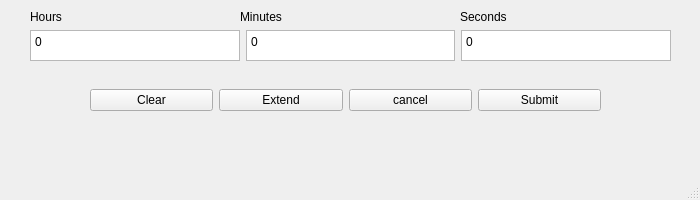
Above: main.ui from rakshith111/Shutdownify before the change. Below: the same form after it.
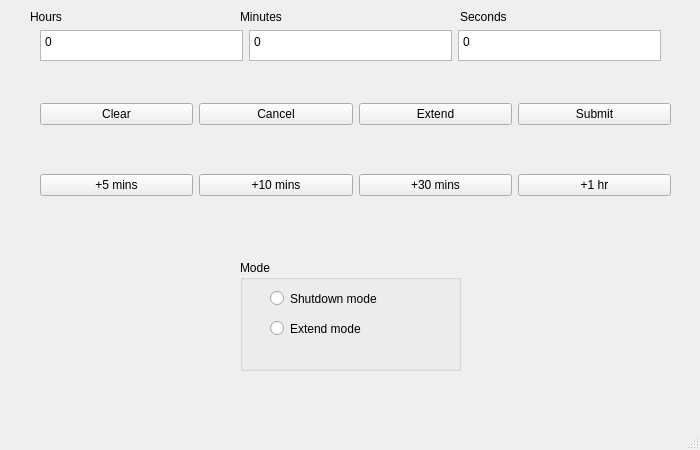
That is the form after the change.

Patch:
```diff
--- a/main.ui
+++ b/main.ui
@@ -7,9 +7,21 @@
     <x>0</x>
     <y>0</y>
     <width>700</width>
-    <height>200</height>
+    <height>450</height>
    </rect>
   </property>
+  <property name="minimumSize">
+   <size>
+    <width>700</width>
+    <height>450</height>
+   </size>
+  </property>
+  <property name="maximumSize">
+   <size>
+    <width>700</width>
+    <height>450</height>
+   </size>
+  </property>
   <property name="windowTitle">
    <string>ShutDownify</string>
   </property>
@@ -24,6 +36,12 @@
      </rect>
     </property>
     <layout class="QHBoxLayout" name="input_layout">
+     <property name="leftMargin">
+      <number>10</number>
+     </property>
+     <property name="rightMargin">
+      <number>10</number>
+     </property>
      <item>
       <widget class="QPlainTextEdit" name="hours_field">
        <property name="plainText">
@@ -47,52 +65,6 @@
      </item>
     </layout>
    </widget>
-   <widget class="QWidget" name="horizontalLayoutWidget_2">
-    <property name="geometry">
-     <rect>
-      <x>80</x>
-      <y>60</y>
-      <width>531</width>
-      <height>81</height>
-     </rect>
-    </property>
-    <layout class="QHBoxLayout" name="button_layout">
-     <property name="leftMargin">
-      <number>10</number>
-     </property>
-     <property name="rightMargin">
-      <number>10</number>
-     </property>
-     <item>
-      <widget class="QPushButton" name="clear_btn">
-       <property name="text">
-        <string>Clear</string>
-       </property>
-      </widget>
-     </item>
-     <item>
-      <widget class="QPushButton" name="extend_btn">
-       <property name="text">
-        <string>Extend</string>
-       </property>
-      </widget>
-     </item>
-     <item>
-      <widget class="QPushButton" name="cancel_btn">
-       <property name="text">
-        <string>cancel</string>
-       </property>
-      </widget>
-     </item>
-     <item>
-      <widget class="QPushButton" name="submit_btn">
-       <property name="text">
-        <string>Submit</string>
-       </property>
-      </widget>
-     </item>
-    </layout>
-   </widget>
    <widget class="QLabel" name="hrs_label">
     <property name="geometry">
      <rect>
@@ -132,6 +104,145 @@
      <string>Seconds</string>
     </property>
    </widget>
+   <widget class="QGroupBox" name="mode">
+    <property name="geometry">
+     <rect>
+      <x>240</x>
+      <y>260</y>
+      <width>221</width>
+      <height>111</height>
+     </rect>
+    </property>
+    <property name="title">
+     <string>Mode</string>
+    </property>
+    <widget class="QRadioButton" name="shutdown_mode">
+     <property name="geometry">
+      <rect>
+       <x>30</x>
+       <y>30</y>
+       <width>158</width>
+       <height>17</height>
+      </rect>
+     </property>
+     <property name="text">
+      <string>Shutdown mode</string>
+     </property>
+    </widget>
+    <widget class="QRadioButton" name="extend_mode">
+     <property name="geometry">
+      <rect>
+       <x>30</x>
+       <y>60</y>
+       <width>158</width>
+       <height>17</height>
+      </rect>
+     </property>
+     <property name="text">
+      <string>Extend mode</string>
+     </property>
+    </widget>
+   </widget>
+   <widget class="QWidget" name="verticalLayoutWidget">
+    <property name="geometry">
+     <rect>
+      <x>30</x>
+      <y>70</y>
+      <width>651</width>
+      <height>161</height>
+     </rect>
+    </property>
+    <layout class="QVBoxLayout" name="buttons_layout">
+     <item>
+      <layout class="QHBoxLayout" name="main_btn_layput">
+       <property name="leftMargin">
+        <number>10</number>
+       </property>
+       <property name="topMargin">
+        <number>10</number>
+       </property>
+       <property name="rightMargin">
+        <number>10</number>
+       </property>
+       <property name="bottomMargin">
+        <number>10</number>
+       </property>
+       <item>
+        <widget class="QPushButton" name="clear_btn">
+         <property name="text">
+          <string>Clear</string>
+         </property>
+        </widget>
+       </item>
+       <item>
+        <widget class="QPushButton" name="cancel_btn">
+         <property name="text">
+          <string>Cancel</string>
+         </property>
+        </widget>
+       </item>
+       <item>
+        <widget class="QPushButton" name="extend_btn">
+         <property name="text">
+          <string>Extend</string>
+         </property>
+        </widget>
+       </item>
+       <item>
+        <widget class="QPushButton" name="submit_btn">
+         <property name="text">
+          <string>Submit</string>
+         </property>
+        </widget>
+       </item>
+      </layout>
+     </item>
+     <item>
+      <layout class="QHBoxLayout" name="quickes">
+       <property name="leftMargin">
+        <number>10</number>
+       </property>
+       <property name="topMargin">
+        <number>10</number>
+       </property>
+       <property name="rightMargin">
+        <number>10</number>
+       </property>
+       <property name="bottomMargin">
+        <number>10</number>
+       </property>
+       <item>
+        <widget class="QPushButton" name="mins_5">
+         <property name="text">
+          <string>+5 mins</string>
+         </property>
+        </widget>
+       </item>
+       <item>
+        <widget class="QPushButton" name="mins_10">
+         <property name="text">
+          <string>+10 mins</string>
+         </property>
+        </widget>
+       </item>
+       <item>
+        <widget class="QPushButton" name="mins_30">
+         <property name="text">
+          <string>+30 mins</string>
+         </property>
+        </widget>
+       </item>
+       <item>
+        <widget class="QPushButton" name="mins_60">
+         <property name="text">
+          <string>+1 hr</string>
+         </property>
+        </widget>
+       </item>
+      </layout>
+     </item>
+    </layout>
+   </widget>
   </widget>
   <widget class="QStatusBar" name="statusbar"/>
  </widget>
```
